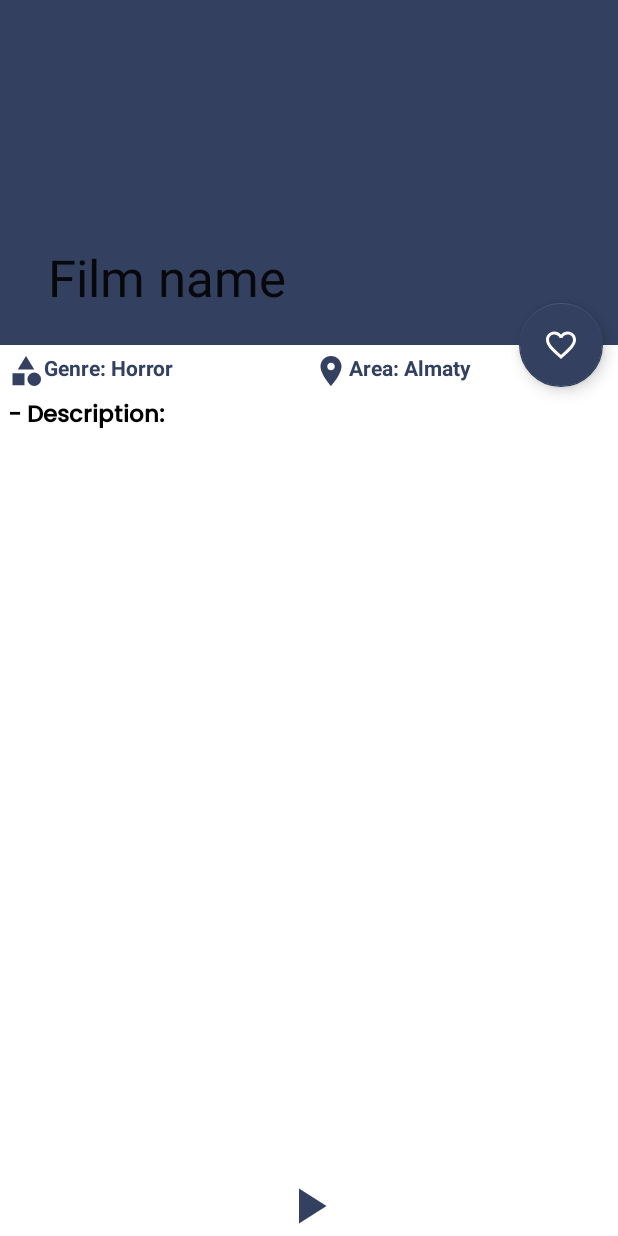
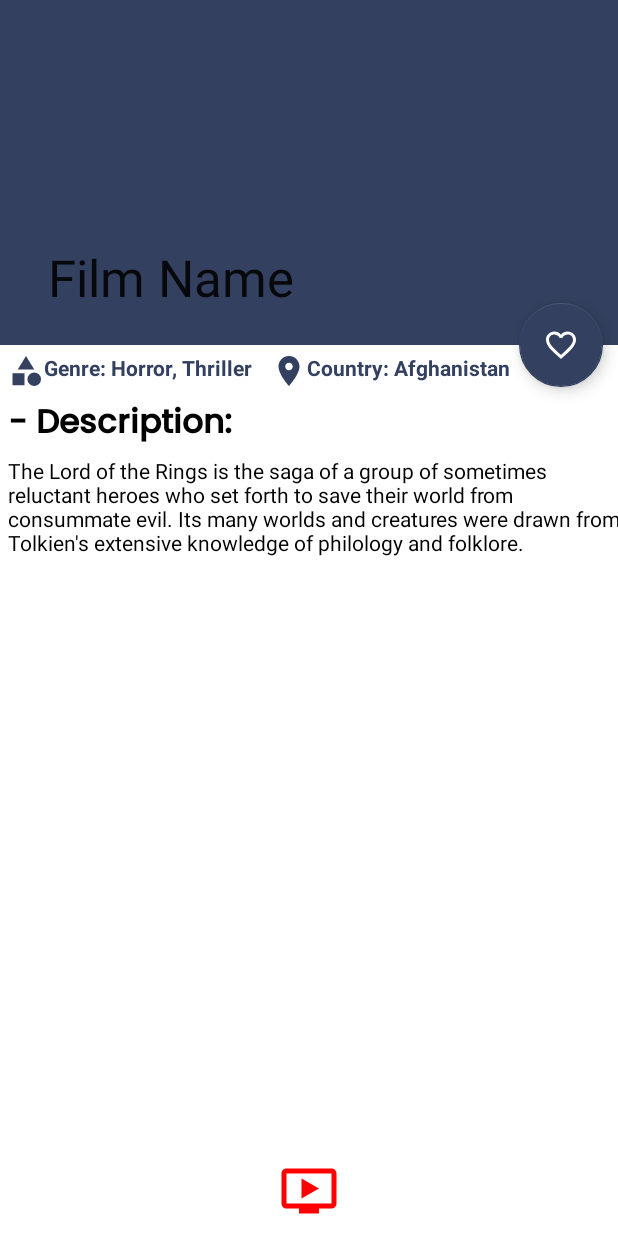
Before and after one commit to NurSoult/BeamApp, an Android app: the FilmActivity screen opened directly, with no data from a screen before it, on a phone screen of 412 x 824 dp. Run offline under Robolectric (Android 15) with nearby library versions, the phone set to English and light mode, and no system bars.

Commit message:
added youtube icon and description textView

```diff
--- /dev/null
+++ b/app/src/main/res/drawable/ic_youtube.xml
@@ -0,0 +1,5 @@
+<vector android:height="24dp" android:tint="#FF0000"
+    android:viewportHeight="24" android:viewportWidth="24"
+    android:width="24dp" xmlns:android="http://schemas.android.com/apk/res/android">
+    <path android:fillColor="@android:color/white" android:pathData="M21,3L3,3c-1.11,0 -2,0.89 -2,2v12c0,1.1 0.89,2 2,2h5v2h8v-2h5c1.1,0 1.99,-0.9 1.99,-2L23,5c0,-1.11 -0.9,-2 -2,-2zM21,17L3,17L3,5h18v12zM16,11l-7,4L9,7z"/>
+</vector>
--- a/app/src/main/res/layout/activity_film.xml
+++ b/app/src/main/res/layout/activity_film.xml
@@ -11,13 +11,14 @@
         android:layout_width="match_parent"
         android:layout_height="230dp"
         android:backgroundTint="@color/g_black">
+
         <com.google.android.material.appbar.CollapsingToolbarLayout
             android:id="@+id/collapsing_tool_bar"
             android:layout_width="match_parent"
             android:layout_height="match_parent"
             app:contentScrim="@color/g_black"
             app:layout_scrollFlags="scroll|snap|exitUntilCollapsed"
-            app:title="Film name">
+            app:title="Film Name">
 
 
             <ImageView
@@ -25,7 +26,7 @@
                 android:layout_width="match_parent"
                 android:layout_height="match_parent"
                 android:scaleType="centerCrop"
-                app:layout_collapseMode="parallax"/>
+                app:layout_collapseMode="parallax" />
 
             <androidx.appcompat.widget.Toolbar
                 android:id="@+id/toolbar"
@@ -38,14 +39,15 @@
     </com.google.android.material.appbar.AppBarLayout>
 
     <com.google.android.material.floatingactionbutton.FloatingActionButton
+        android:id="@+id/btn_add_to_fav"
         android:layout_width="wrap_content"
         android:layout_height="wrap_content"
+        android:layout_marginEnd="10dp"
         android:src="@drawable/ic_favorites"
         app:backgroundTint="@color/g_black"
-        app:tint="@color/white"
         app:layout_anchor="@id/appbar"
         app:layout_anchorGravity="bottom|end"
-        android:layout_marginEnd="10dp"/>
+        app:tint="@color/white" />
 
     <androidx.core.widget.NestedScrollView
         android:layout_width="match_parent"
@@ -60,49 +62,61 @@
                 android:id="@+id/linear_layout"
                 android:layout_width="match_parent"
                 android:layout_height="wrap_content"
+                android:layout_marginStart="5dp"
+                android:layout_marginTop="5dp"
+                android:layout_marginEnd="5dp"
                 android:orientation="horizontal"
-                android:layout_marginStart="5dp"
-                android:layout_marginEnd="5dp"
-                android:layout_marginTop="5dp"
-                app:layout_constraintTop_toTopOf="parent"
+                app:layout_constraintEnd_toEndOf="parent"
                 app:layout_constraintStart_toStartOf="parent"
-                app:layout_constraintEnd_toEndOf="parent">
+                app:layout_constraintTop_toTopOf="parent">
 
                 <TextView
+                    android:id="@+id/textview_genre"
                     android:layout_width="wrap_content"
                     android:layout_height="wrap_content"
-                    android:text="Genre: Horror"
-                    android:textStyle="bold"
-                    android:textColor="@color/g_black"
+                    android:layout_weight="0.2"
                     android:drawableLeft="@drawable/ic_catalog"
                     android:drawableTint="@color/g_black"
-                    android:layout_weight="1"/>
+                    android:text="Genre: Horror, Thriller"
+                    android:textColor="@color/g_black"
+                    android:textStyle="bold" />
 
                 <TextView
+                    android:id="@+id/textview_country"
                     android:layout_width="wrap_content"
                     android:layout_height="wrap_content"
-                    android:text="Area: Almaty"
-                    android:textStyle="bold"
-                    android:textColor="@color/g_black"
+                    android:layout_weight="1"
                     android:drawableLeft="@drawable/ic_area"
                     android:drawableTint="@color/g_black"
-                    android:layout_weight="1"/>
+                    android:text="Country: Afghanistan"
+                    android:textColor="@color/g_black"
+                    android:textStyle="bold" />
 
             </LinearLayout>
 
             <TextView
-
+                android:id="@+id/textview_description"
                 android:layout_width="wrap_content"
                 android:layout_height="wrap_content"
+                android:layout_marginStart="5dp"
+                android:layout_marginTop="5dp"
+                android:fontFamily="@font/myfont"
                 android:text="- Description:"
+                android:textColor="@color/black"
+                android:textSize="22sp"
+                android:textStyle="bold"
                 app:layout_constraintStart_toStartOf="parent"
-                app:layout_constraintTop_toBottomOf="@id/linear_layout"
-                android:layout_marginTop="5dp"
-                android:layout_marginStart="5dp"
-                android:textStyle="bold"
+                app:layout_constraintTop_toBottomOf="@id/linear_layout" />
+
+            <TextView
+                android:id="@+id/textview_description_text"
+                android:layout_width="wrap_content"
+                android:layout_height="wrap_content"
+                android:layout_marginTop="2dp"
+                android:text="The Lord of the Rings is the saga of a group of sometimes reluctant heroes who set forth to save their world from consummate evil. Its many worlds and creatures were drawn from Tolkien's extensive knowledge of philology and folklore."
                 android:textColor="@color/black"
-                android:fontFamily="@font/myfont"
-                android:textSize="15sp"/>
+                app:layout_constraintStart_toStartOf="@+id/textview_description"
+                app:layout_constraintTop_toBottomOf="@id/textview_description" />
 
         </androidx.constraintlayout.widget.ConstraintLayout>
 
@@ -113,6 +127,16 @@
         android:layout_width="40dp"
         android:layout_height="40dp"
         android:layout_gravity="bottom|center"
-        android:src="@drawable/ic_play"/>
+        android:src="@drawable/ic_youtube"
+        android:layout_marginBottom="10dp" />
+
+    <com.google.android.material.progressindicator.LinearProgressIndicator
+        android:layout_width="match_parent"
+        android:id="@+id/progress_bar"
+        android:layout_height="wrap_content"
+        android:indeterminate="true"
+        app:layout_anchor="@id/appbar"
+        app:layout_anchorGravity="bottom"
+        android:visibility="gone"/>
 
 </androidx.coordinatorlayout.widget.CoordinatorLayout>
```
